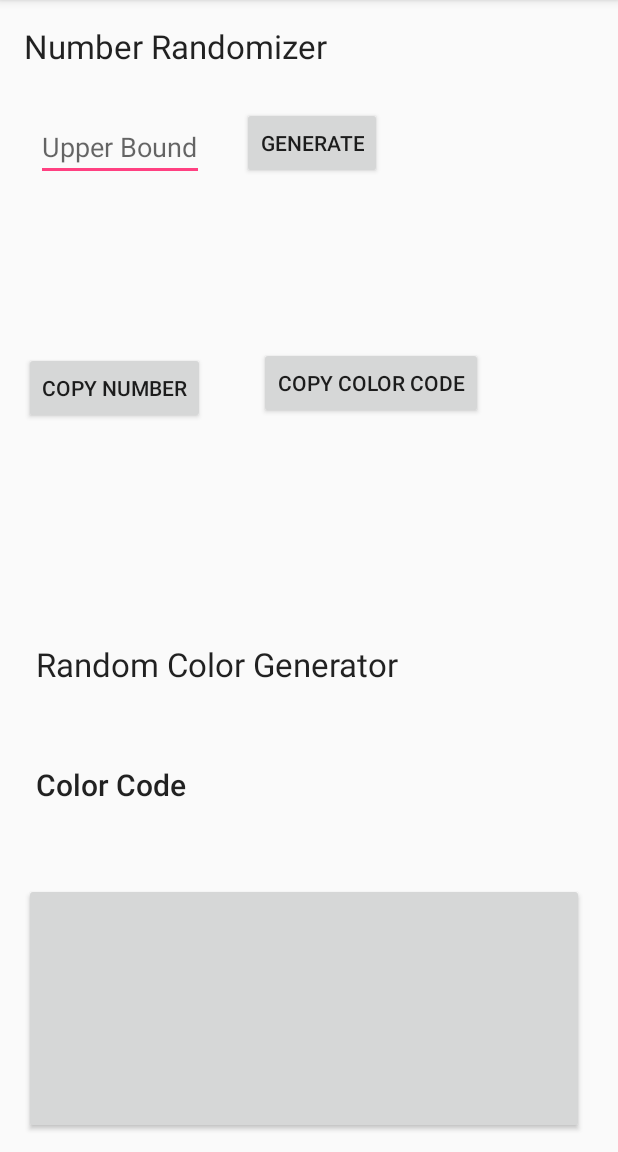
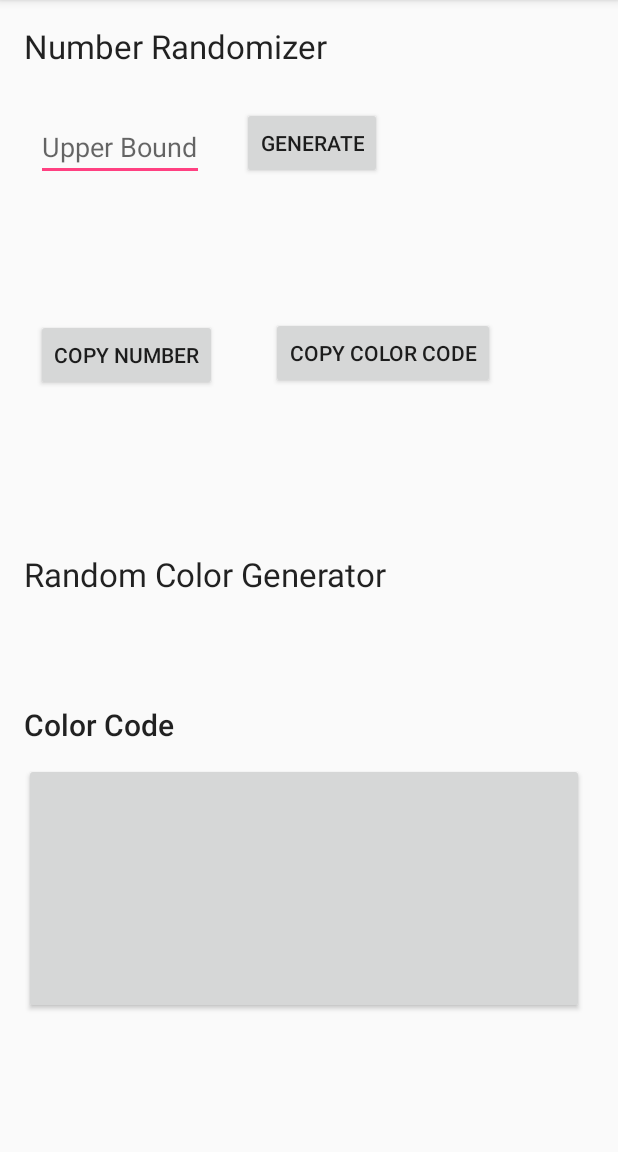
Before and after one commit to Davoleo/Java-Android, an Android app: the Randomizer screen opened directly, with no data from a screen before it, on a phone screen of 412 x 824 dp, the part 84-1236 px from its top. Run offline under Robolectric (Android 15) with nearby library versions, the phone set to English and light mode, and no system bars.

Commit message:
FINE, then keep your secrets, dear Randomizer

```diff
--- a/app/src/main/res/layout/activity_main.xml
+++ b/app/src/main/res/layout/activity_main.xml
@@ -14,10 +14,16 @@
     <Button
             android:text="@string/button_geo_genius"
             android:layout_width="match_parent"
-            android:layout_height="63dp" android:id="@+id/button" android:onClick="startGeoGenius"/>
+            android:layout_height="63dp" android:id="@+id/button" android:onClick="startGeoGenius"
+    />
     <Button
             android:layout_width="match_parent"
             android:layout_height="63dp" android:id="@+id/button3" android:onClick="startRandomizer"
             android:text="@string/label_randomizer"/>
+    <TextView
+            android:text="Hello World!"
+            android:layout_width="match_parent"
+            android:layout_height="wrap_content" android:id="@+id/textView4"
+            android:textAlignment="center"/>
 
 </LinearLayout>
--- a/app/src/main/res/layout/activity_randomizer.xml
+++ b/app/src/main/res/layout/activity_randomizer.xml
@@ -12,21 +12,21 @@
             android:layout_width="wrap_content"
             android:layout_height="wrap_content"
             android:id="@+id/buttonCopyColor" android:layout_marginStart="36dp"
-            app:layout_constraintStart_toEndOf="@+id/buttonCopyNumber" android:layout_marginTop="112dp"
+            app:layout_constraintStart_toEndOf="@+id/buttonCopyNumber" android:layout_marginTop="92dp"
             app:layout_constraintTop_toBottomOf="@+id/buttonGen" android:onClick="copy"/>
     <TextView
             android:text="@string/rand_category_colors"
             android:layout_width="wrap_content"
-            android:layout_height="wrap_content"
+            android:layout_height="0dp"
             android:id="@+id/categoryColorGen" app:layout_constraintTop_toTopOf="parent"
-            android:layout_marginTop="428dp" app:layout_constraintStart_toStartOf="parent"
-            android:layout_marginStart="24dp"
+            android:layout_marginTop="368dp" app:layout_constraintStart_toStartOf="parent"
+            android:layout_marginStart="16dp"
             android:textAppearance="@android:style/TextAppearance.DeviceDefault.Large"/>
     <Button
             android:layout_width="373dp"
             android:layout_height="167dp"
             android:id="@+id/colorButton" app:layout_constraintStart_toStartOf="parent" android:layout_marginStart="8dp"
-            app:layout_constraintEnd_toEndOf="parent" android:layout_marginEnd="8dp" android:layout_marginBottom="12dp"
+            app:layout_constraintEnd_toEndOf="parent" android:layout_marginEnd="8dp" android:layout_marginBottom="92dp"
             app:layout_constraintBottom_toBottomOf="parent" app:layout_constraintHorizontal_bias="0.363"
     />
     <TextView
@@ -34,9 +34,9 @@
             android:layout_height="wrap_content"
             android:id="@+id/color_code"
             app:layout_constraintStart_toStartOf="parent"
-            android:layout_marginStart="24dp"
+            android:layout_marginStart="16dp"
             android:textAppearance="@style/TextAppearance.AppCompat.Title"
-            android:text="@string/rand_category_color" android:layout_marginBottom="52dp"
+            android:text="@string/rand_category_color" android:layout_marginBottom="12dp"
             app:layout_constraintBottom_toTopOf="@+id/colorButton"/>
     <EditText
             android:layout_width="112dp"
@@ -74,6 +74,6 @@
             android:layout_width="wrap_content"
             android:layout_height="wrap_content"
             android:id="@+id/buttonCopyNumber" app:layout_constraintStart_toStartOf="parent"
-            android:layout_marginStart="16dp" android:layout_marginTop="114dp"
+            android:layout_marginStart="24dp" android:layout_marginTop="92dp"
             app:layout_constraintTop_toBottomOf="@+id/upperBoundTxb" android:onClick="copy"/>
 </android.support.constraint.ConstraintLayout>
```
